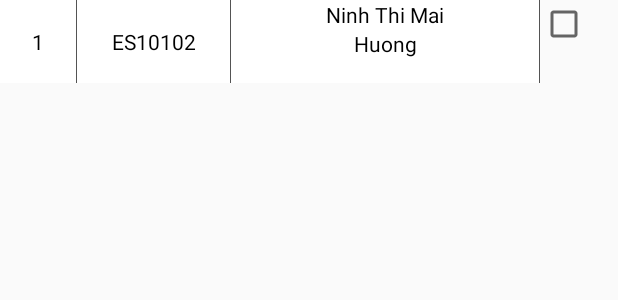
After one commit to NinhHuong/Profile-Management, an Android app: the layout list_item_assign_student.xml on its own in the app's theme, with its tools: preview values and no code run, on a phone screen of 412 x 824 dp. The commit adds this screen. Shown: the top 300 px of the screen. Run offline under Robolectric (Android 15) with nearby library versions, the phone set to English and light mode, and no system bars.

Commit message:
- complete assign

```diff
--- a/ProfileManagement/app/src/main/java/com/quocngay/profilemanagement/activity/LoginActivity.java
+++ b/ProfileManagement/app/src/main/java/com/quocngay/profilemanagement/activity/LoginActivity.java
@@ -89,10 +89,16 @@ public class LoginActivity extends Activity implements View.OnClickListener {
         AccountModel stu3 = AccountModel.createWithoutId("longhd", "longhd", "Long", "Hoang Duc", Constanst.KEY_GENDER_MALE, "Hanoi",
                 "0123456789", "SE01236", "longhdse01236@fpt.edu.vn", Constanst.KEY_ROLL_STUDENT, BitMapToString(longhd), false);
         dbContext.addAccountModel(stu3);
+        AccountModel stu4 = AccountModel.createWithoutId("huongntm", "huongntm", "Huong", "Ninh", Constanst.KEY_GENDER_FEMALE, "Hanoi",
+                "0123456789", "SE01237", "huongntm01237@fpt.edu.vn", Constanst.KEY_ROLL_STUDENT, null, false);
+        dbContext.addAccountModel(stu4);
         Bitmap anhbn = BitmapFactory.decodeResource(getResources(), R.drawable.anhbn);
         AccountModel tea1 = AccountModel.createWithoutId("anhbn", "anhbn", "Anh", "Bui Ngoc", Constanst.KEY_GENDER_MALE, "Hanoi",
                 "0123456789", "XYZ", "anhbn@fpt.edu.vn", Constanst.KEY_ROLL_TEACHER, BitMapToString(anhbn), false);
         dbContext.addAccountModel(tea1);
+        AccountModel ad1 = AccountModel.createWithoutId("canhhl", "canhhl", "Canh", "Hoa La", Constanst.KEY_GENDER_FEMALE, "Hanoi",
+                "0123456789", "XYZ", "canhhl@fpt.edu.vn", Constanst.KEY_ROLL_ADMIN, null, false);
+        dbContext.addAccountModel(ad1);
         //semester
         c.set(2016, 9, 1);
         c2.set(2017, 12, 31);
--- a/ProfileManagement/app/src/main/java/com/quocngay/profilemanagement/other/ListViewClassAdapter.java
+++ b/ProfileManagement/app/src/main/java/com/quocngay/profilemanagement/other/ListViewClassAdapter.java
@@ -88,8 +88,9 @@ public class ListViewClassAdapter extends BaseAdapter {
 
             holder.tvClassName.setOnClickListener( new View.OnClickListener() {
                 public void onClick(View v) {
-                    if(role == Constanst.KEY_ROLL_TEACHER) {
+                    if(role == Constanst.KEY_ROLL_TEACHER || role == Constanst.KEY_ROLL_ADMIN) {
                         Intent intent = new Intent(context, ViewStudentOfClassActivity.class);
+                        intent.putExtra("role", role);
                         intent.putExtra("subclassId", list.get(position).getId());
                         context.startActivity(intent);
                     }
@@ -107,7 +108,7 @@ public class ListViewClassAdapter extends BaseAdapter {
         holder.tvCredit.setText(String.valueOf(model.getSubjectModel().getCredit()));//
         holder.tvStart.setText(Constanst.KEY_DATE_FORMAT.format(model.getClassModel().getSemesterModel().getStartDate()));
         holder.tvEnd.setText(Constanst.KEY_DATE_FORMAT.format(model.getClassModel().getSemesterModel().getEndDate()));
-        if(role == Constanst.KEY_ROLL_TEACHER)
+        if(role == Constanst.KEY_ROLL_TEACHER || role == Constanst.KEY_ROLL_ADMIN)
             holder.tvClassName.setTextColor(context.getResources().getColor(R.color.text_link));
 
         return convertView;
--- /dev/null
+++ b/ProfileManagement/app/src/main/res/layout/list_item_assign_student.xml
@@ -0,0 +1,60 @@
+<?xml version="1.0" encoding="utf-8"?>
+<LinearLayout xmlns:android="http://schemas.android.com/apk/res/android"
+    android:layout_width="match_parent"
+    android:layout_height="55dip"
+    android:orientation="horizontal" >
+
+    <TextView
+        android:layout_width="0dp"
+        android:layout_weight="1"
+        android:layout_height="match_parent"
+        android:textColor="#000000"
+        android:gravity="center"
+        android:id="@+id/txt_no"
+        android:background="@drawable/textview_boder"
+        android:text="1"/>
+    <TextView
+        android:layout_width="0dp"
+        android:layout_weight="2"
+        android:layout_height="match_parent"
+        android:textColor="#000000"
+        android:gravity="center"
+        android:id="@+id/txt_roll_number"
+        android:background="@drawable/textview_boder"
+        android:text="ES10102"/>
+    <LinearLayout
+        android:layout_width="0dp"
+        android:layout_weight="4"
+        android:layout_height="match_parent"
+        android:background="@drawable/textview_boder"
+        android:orientation="vertical">
+        <TextView
+            android:layout_width="match_parent"
+            android:layout_height="wrap_content"
+            android:textColor="#000000"
+            android:gravity="center"
+            android:id="@+id/txt_first_name"
+            android:text="Ninh Thi Mai"/>
+        <TextView
+            android:layout_width="match_parent"
+            android:layout_height="wrap_content"
+            android:textColor="#000000"
+            android:gravity="center"
+            android:id="@+id/txt_last_name"
+            android:text="Huong"/>
+    </LinearLayout>
+
+    <LinearLayout
+        android:layout_width="0dp"
+        android:layout_weight="1"
+        android:layout_height="wrap_content"
+        android:orientation="vertical">
+
+        <CheckBox
+            android:text=""
+            android:layout_width="wrap_content"
+            android:layout_height="wrap_content"
+            android:gravity="center"
+            android:id="@+id/ckb_assign" />
+    </LinearLayout>
+</LinearLayout>
```
Also changed, not shown: ProfileManagement/app/src/main/java/com/quocngay/profilemanagement/DBContext.java (+24 -0 lines), ProfileManagement/app/src/main/java/com/quocngay/profilemanagement/activity/OngoingClassActivity.java (+10 -1 lines), ProfileManagement/app/src/main/java/com/quocngay/profilemanagement/activity/ViewStudentOfClassActivity.java (+80 -11 lines), ProfileManagement/app/src/main/java/com/quocngay/profilemanagement/model/StudentOfClassModel.java (+8 -8 lines), ProfileManagement/app/src/main/java/com/quocngay/profilemanagement/model/SubjectOfClassModel.java (+8 -8 lines), ProfileManagement/app/src/main/java/com/quocngay/profilemanagement/other/Constanst.java (+9 -0 lines), ProfileManagement/app/src/main/java/com/quocngay/profilemanagement/other/ListViewAssignStudentAdapter.java (added, +114 -0 lines), ProfileManagement/app/src/main/res/layout/activity_view_student_of_class.xml (+29 -3 lines).
